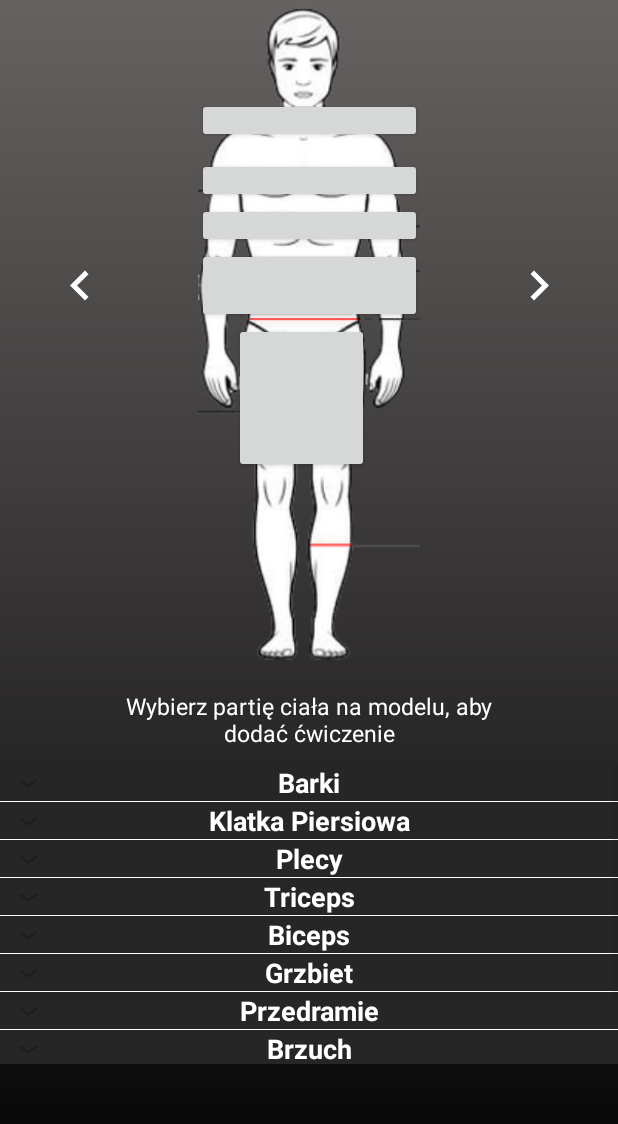
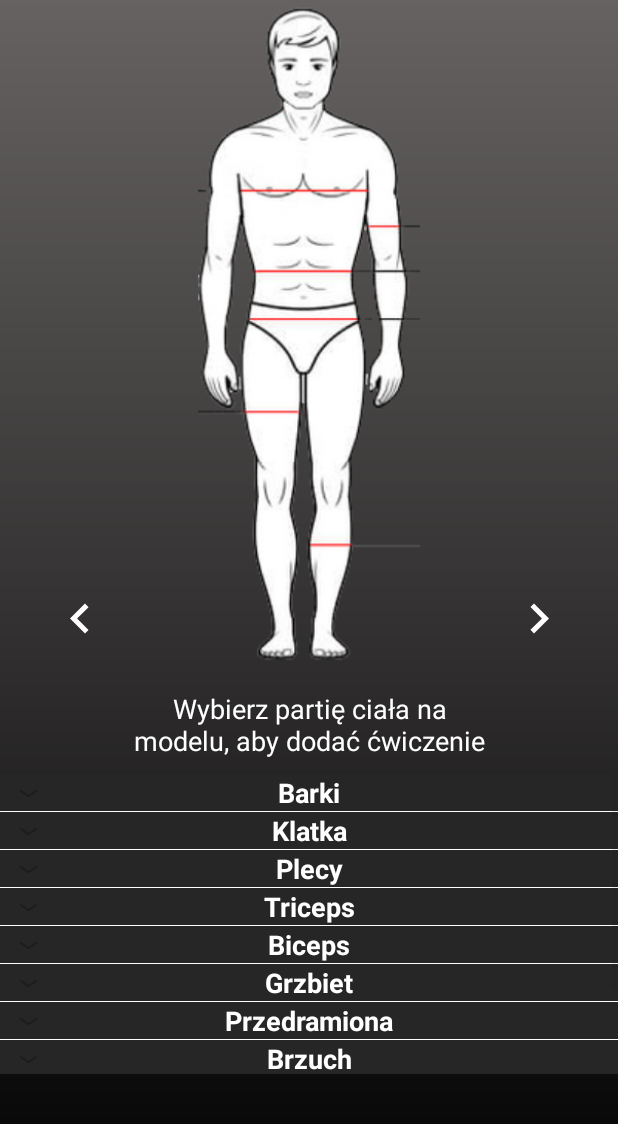
Before and after one commit to LukaszGalinski/GymProgress, an Android app: the WorkoutExercise screen opened directly, with no data from a screen before it, on a phone screen of 412 x 824 dp. Shown: the top 1124 px of the screen. Run offline under Robolectric (Android 15) with nearby library versions, the phone set to English and light mode, and no system bars; our stand-ins replace Firebase (no records; nobody signed in at launch, a user with empty details on screens opened directly); libraries missing offline, so code that uses them is left out: com.example.lukasz.

Commit message:
ExpandableListView crated, model 2d fix, Firebase configuration

```diff
--- a/app/src/main/java/com/example/lukasz/galinski/gymprogressapp/ExerciseData.kt
+++ b/app/src/main/java/com/example/lukasz/galinski/gymprogressapp/ExerciseData.kt
@@ -5,5 +5,6 @@ data class ExerciseData(
     var exerciseName : String?="",
     var weight : String?="",
     var seriesNumber: String?="",
-    var repsNumber: String?=""
+    var repsNumber: String?="",
+    var exerciseId: Long?=1
 )
--- a/app/src/main/java/com/example/lukasz/galinski/gymprogressapp/MainMenu.kt
+++ b/app/src/main/java/com/example/lukasz/galinski/gymprogressapp/MainMenu.kt
@@ -14,7 +14,7 @@ class MainMenu:AppCompatActivity() {
 
         calendar.setOnDateChangeListener { _, year, month, dayOfMonth ->
             val intent = Intent(applicationContext, WorkoutExercise::class.java)
-            intent.putExtra(currentDate,dayOfMonth.toString()+"_"+month.toString()+"_"+year.toString())
+            intent.putExtra(currentDate,dayOfMonth.toString()+"_"+month+1.toString()+"_"+year.toString())
             startActivity(intent)
         }
     }
--- a/app/src/main/java/com/example/lukasz/galinski/gymprogressapp/WorkoutExercise.kt
+++ b/app/src/main/java/com/example/lukasz/galinski/gymprogressapp/WorkoutExercise.kt
@@ -1,6 +1,7 @@
 package com.example.lukasz.galinski.gymprogressapp
 
 import android.os.Bundle
+import android.util.Log
 import android.view.LayoutInflater
 import android.view.View
 import android.widget.*
@@ -9,7 +10,7 @@ import androidx.appcompat.app.AppCompatActivity
 import androidx.core.view.isVisible
 import com.google.firebase.database.*
 import kotlinx.android.synthetic.main.exercises_add.*
-import android.widget.ExpandableListAdapter
+import org.w3c.dom.Text
 
 
 class WorkoutExercise:AppCompatActivity() {
@@ -17,55 +18,55 @@ class WorkoutExercise:AppCompatActivity() {
     private var datePicked: String? = ""
     private var bodyPartButtons: ArrayList<Button> = arrayListOf()
 
-    val header : MutableList<ExerciseData?> = ArrayList()
-    val numberList: MutableList<ExerciseData?> = ArrayList()
-    val body : MutableList<MutableList<String>> = ArrayList()
 
+
+    val groupNames = listOf("Barki","Klatka","Plecy","Triceps","Biceps","Grzbiet","Przedramiona","Brzuch","Pośladki","Uda","Łydki")
+    val listRecords : MutableList<ExerciseData?> = ArrayList()
+    private val firebaseDatabase: FirebaseDatabase = FirebaseDatabase.getInstance()
 
     override fun onCreate(savedInstanceState: Bundle?) {
         datePicked = intent.getStringExtra("currentDate")
         super.onCreate(savedInstanceState)
         setContentView(R.layout.exercises_add)
-        println("Data: $datePicked")
         bodyPartButtons =
-            arrayListOf(barki, klata, Plecy, Triceps, biceps, Grzbiet, Przedramie, Brzuch, Uda)
+            arrayListOf(Barki, Klatka, Plecy, Triceps, Biceps, Grzbiet, Przedramiona, Brzuch, Pośladki, Uda, Łydki)
 
         for (i in bodyPartButtons) {
             i.setOnClickListener(openAlertDialogWithPickedPart)
         }
 
 
+        expandableListView.setOnChildClickListener { parent, _, groupPosition, childPosition, _ ->
+            val elementid:ExerciseData = parent.expandableListAdapter.getChild(groupPosition,childPosition) as ExerciseData
+            println("Twoje id: ${elementid.exerciseId}")
 
+            true
+        }
     }
 
     private val openAlertDialogWithPickedPart = View.OnClickListener { v: View? ->
+        val databaseReference = firebaseDatabase.getReference("workout/username/$datePicked/").child(listRecords.size.toString())
         val mDialogView = LayoutInflater.from(this).inflate(R.layout.exercise_dialog, null)
         val mBuilder = AlertDialog.Builder(this).setView(mDialogView)
-        mDialogView.findViewById<TextView>(R.id.partName).text =
-            v?.resources?.getResourceEntryName(v.id)
+        val entryName = v?.resources?.getResourceEntryName(v.id)
+        mDialogView.findViewById<TextView>(R.id.partName).text = entryName
         val alert = mBuilder.show()
+
         mDialogView.findViewById<Button>(R.id.dialogCancel_btn).setOnClickListener {
             alert.dismiss()
         }
         mDialogView.findViewById<Button>(R.id.dialogOk_btn).setOnClickListener {
-            val database: FirebaseDatabase = FirebaseDatabase.getInstance()
-            val databaseReference = database.getReference("users/username/$datePicked/")
             val exercise = ExerciseData(
-                v?.resources?.getResourceEntryName(v.id).toString(),
+                entryName.toString(),
                 mDialogView.findViewById<EditText>(R.id.exercisename_editTxt).text.toString(),
                 mDialogView.findViewById<EditText>(R.id.weight_editTxt).text.toString(),
                 mDialogView.findViewById<EditText>(R.id.series_editTxt).text.toString(),
-                mDialogView.findViewById<EditText>(R.id.reps_editTxt).text.toString()
+                mDialogView.findViewById<EditText>(R.id.reps_editTxt).text.toString(),
+                listRecords.size.toLong()
             )
             databaseReference.setValue(exercise)
             alert.dismiss()
         }
-
-
-
-
-
-
     }
 
     private fun changeVisibilityOfElements(tab: ArrayList<Button>) {
@@ -76,7 +77,6 @@ class WorkoutExercise:AppCompatActivity() {
                 i.visibility = View.VISIBLE
             }
         }
-
     }
 
     fun turnAroundModel(v: View) {
@@ -94,46 +94,24 @@ class WorkoutExercise:AppCompatActivity() {
 
     override fun onStart() {
         super.onStart()
+        val ref = firebaseDatabase.getReference("workout/username/$datePicked")
         val listChild = HashMap<String,List<ExerciseData?>>()
-        val listHeader = listOf("Barki","Klatka Piersiowa","Plecy","Triceps","Biceps","Grzbiet","Przedramie","Brzuch","Uda","łydki") //hardcode
-
-        val db: FirebaseDatabase = FirebaseDatabase.getInstance()
-        val ref = db.getReference("users/username/7_0_2020/klata")
-
         ref.addValueEventListener(object : ValueEventListener{
             override fun onDataChange(p0: DataSnapshot) {
-                numberList.clear()
-                header.clear()
-
+                listRecords.clear()
                 for (i in p0.children) {
                     val place = i.getValue(ExerciseData::class.java)
-
-                    // test
-
-
-                    //test
-                    header.add(place)
+                    listRecords.add(place)
                 }
-
-                 for (i in 0 until header.size){
-                     numberList.add(header[i])
-                 }
-
-
-
-                listChild.put(listHeader[0], numberList)
-                println("Finalna przekazwyana lista " + numberList)
-
-                expandableListView.setAdapter(ExercisesAdapter(applicationContext, listHeader, listChild))
-
+                for (partElement in groupNames.indices) {
+                    listChild[groupNames[partElement]] = listRecords.filter { it?.musclePartName == groupNames[partElement]}
+                }
+                expandableListView.setAdapter(ExercisesAdapter(applicationContext, groupNames, listChild))
             }
 
-
             override fun onCancelled(p0: DatabaseError) {
-                println("cancelled")
+                Log.d("DatabaseReadingStatus: ", "Cancelled")
             }
         })
     }
-
-
 }
--- a/app/src/main/res/layout/exercises_add.xml
+++ b/app/src/main/res/layout/exercises_add.xml
@@ -23,89 +23,110 @@
         app:layout_constraintTop_toTopOf="parent" />
 
     <Button
-        android:id="@+id/barki"
-        android:layout_width="150dp"
-        android:layout_height="30dp"
+        android:id="@+id/Barki"
+        android:layout_width="130dp"
+        android:layout_height="40dp"
         android:layout_marginTop="65dp"
+        android:background="#00000000"
         app:layout_constraintEnd_toEndOf="parent"
         app:layout_constraintStart_toStartOf="parent"
         app:layout_constraintTop_toTopOf="@+id/include" />
+    <Button
+        android:id="@+id/Biceps"
+        android:layout_width="150dp"
+        android:layout_height="60dp"
+        android:background="#00000000"
+        app:layout_constraintEnd_toEndOf="parent"
+        app:layout_constraintStart_toStartOf="parent"
+        app:layout_constraintTop_toBottomOf="@id/Barki" />
 
     <Button
-        android:id="@+id/klata"
-        android:layout_width="150dp"
-        android:layout_height="30dp"
-        android:layout_marginTop="10dp"
+        android:id="@+id/Klatka"
+        android:layout_width="100dp"
+        android:layout_height="60dp"
+        android:background="#00000000"
         app:layout_constraintEnd_toEndOf="parent"
         app:layout_constraintStart_toStartOf="parent"
-        app:layout_constraintTop_toBottomOf="@+id/barki" />
-
+        app:layout_constraintTop_toBottomOf="@+id/Barki" />
+    <Button
+        android:id="@+id/Triceps"
+        android:layout_width="130dp"
+        android:layout_height="70dp"
+        android:layout_marginTop="90dp"
+        android:visibility="gone"
+        android:background="#00000000"
+        app:layout_constraintEnd_toEndOf="parent"
+        app:layout_constraintStart_toStartOf="parent"
+        app:layout_constraintTop_toTopOf="parent"
+        />
     <Button
         android:id="@+id/Plecy"
-        android:layout_width="150dp"
-        android:layout_height="30dp"
-        android:layout_marginTop="100dp"
+        android:layout_width="100dp"
+        android:layout_height="50dp"
+        android:layout_marginTop="80dp"
         android:visibility="gone"
+        android:background="#00000000"
         app:layout_constraintEnd_toEndOf="parent"
         app:layout_constraintStart_toStartOf="parent"
         app:layout_constraintTop_toTopOf="parent" />
-    <Button
-        android:id="@+id/Triceps"
-        android:layout_width="150dp"
-        android:layout_height="50dp"
-        android:visibility="gone"
-        app:layout_constraintEnd_toEndOf="parent"
-        app:layout_constraintStart_toStartOf="parent"
-        app:layout_constraintTop_toBottomOf="@id/Plecy"
-        />
+
     <Button
         android:id="@+id/Grzbiet"
         android:layout_width="75dp"
         android:layout_height="50dp"
         android:layout_marginEnd="10dp"
         android:visibility="gone"
+        android:background="#00000000"
         app:layout_constraintEnd_toEndOf="parent"
         app:layout_constraintStart_toStartOf="parent"
         app:layout_constraintTop_toBottomOf="@id/Plecy" />
     <Button
-        android:id="@+id/biceps"
-        android:layout_width="150dp"
-        android:layout_height="30dp"
+        android:id="@+id/Pośladki"
+        android:layout_width="80dp"
+        android:layout_height="60dp"
+        android:layout_marginEnd="5dp"
+        android:visibility="gone"
+        android:background="#00000000"
         app:layout_constraintEnd_toEndOf="parent"
         app:layout_constraintStart_toStartOf="parent"
-        app:layout_constraintTop_toBottomOf="@id/klata" />
+        app:layout_constraintTop_toBottomOf="@id/Grzbiet" />
+
     <Button
-        android:id="@+id/Przedramie"
+        android:id="@+id/Przedramiona"
         android:layout_width="150dp"
         android:layout_height="50dp"
+        android:background="#00000000"
         app:layout_constraintEnd_toEndOf="parent"
         app:layout_constraintStart_toStartOf="parent"
-        app:layout_constraintTop_toBottomOf="@id/biceps"
+        app:layout_constraintTop_toBottomOf="@id/Biceps"
         />
     <Button
         android:id="@+id/Brzuch"
         android:layout_width="75dp"
         android:layout_height="50dp"
         android:layout_marginEnd="10dp"
+        android:background="#00000000"
         app:layout_constraintEnd_toEndOf="parent"
         app:layout_constraintStart_toStartOf="parent"
-        app:layout_constraintTop_toBottomOf="@id/biceps" />
+        app:layout_constraintTop_toBottomOf="@id/Biceps" />
     <Button
         android:id="@+id/Uda"
         android:layout_width="90dp"
         android:layout_height="100dp"
         android:layout_marginEnd="10dp"
+        android:background="#00000000"
         app:layout_constraintEnd_toEndOf="parent"
         app:layout_constraintStart_toStartOf="parent"
         app:layout_constraintTop_toBottomOf="@id/Brzuch" />
 
     <Button
-        android:id="@+id/łydki"
+        android:id="@+id/Łydki"
         android:layout_width="90dp"
-        android:layout_height="60dp"
+        android:layout_height="70dp"
         android:layout_marginEnd="10dp"
         android:layout_marginBottom="40dp"
         android:visibility="gone"
+        android:background="#00000000"
         app:layout_constraintBottom_toBottomOf="@+id/imageView"
         app:layout_constraintEnd_toEndOf="parent"
         app:layout_constraintStart_toStartOf="parent" />
@@ -116,9 +137,10 @@
         android:background="#00FFFFFF"
         android:onClick="turnAroundModel"
         android:src="@drawable/ic_keyboard_arrow_right_black_24dp"
-        app:layout_constraintBottom_toTopOf="@+id/Uda"
+        app:layout_constraintBottom_toBottomOf="parent"
         app:layout_constraintEnd_toEndOf="parent"
-        app:layout_constraintStart_toEndOf="@+id/imageView" />
+        app:layout_constraintStart_toEndOf="@+id/imageView"
+        app:layout_constraintTop_toTopOf="parent" />
 
     <ImageButton
         android:layout_width="60dp"
@@ -127,9 +149,10 @@
         android:onClick="turnAroundModel"
         android:rotation="180"
         android:src="@drawable/ic_keyboard_arrow_right_black_24dp"
-        app:layout_constraintBottom_toBottomOf="@+id/Przedramie"
+        app:layout_constraintBottom_toBottomOf="parent"
         app:layout_constraintEnd_toStartOf="@+id/imageView"
-        app:layout_constraintStart_toStartOf="parent" />
+        app:layout_constraintStart_toStartOf="parent"
+        app:layout_constraintTop_toTopOf="parent" />
 
     <TextView
         android:id="@+id/addworkout_txtView"
@@ -138,7 +161,7 @@
         android:gravity="center"
         android:text="Wybierz partię ciała na modelu, aby dodać ćwiczenie"
         android:layout_marginTop="10dp"
-        android:textSize="15sp"
+        android:textSize="18sp"
         android:textColor="@color/whiteColor"
         app:layout_constraintTop_toBottomOf="@+id/imageView"
         app:layout_constraintEnd_toEndOf="parent"
```
